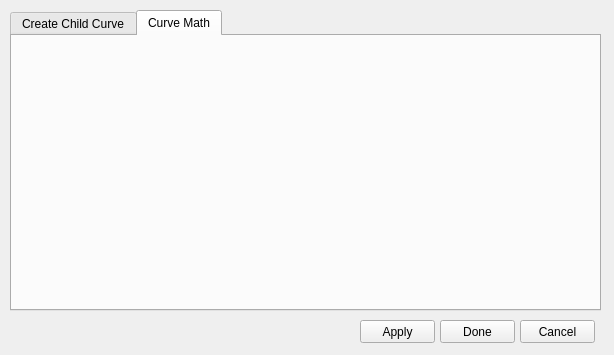
Old version of the form curveproperties.ui in the repository d-wizard/plotter.
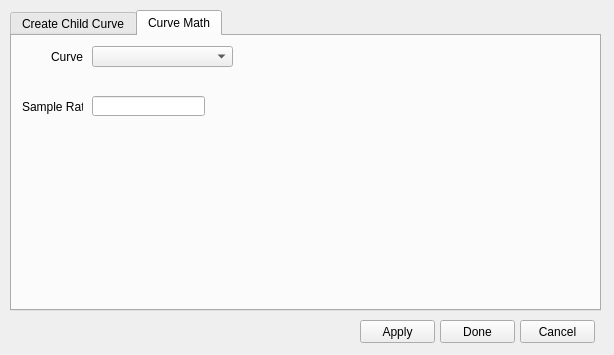
New version of the form. The open tabs and pages were chosen to show the change.

Commit message:
Math tab Source curve combo works.
Original Commit Rev: 1418 | 2014-03-23 21:11:29 -0500 (Sun, 23 Mar 2014)

What changed in the file:
```diff
--- a/curveproperties.ui
+++ b/curveproperties.ui
@@ -175,6 +175,55 @@
     <attribute name="title">
      <string>Curve Math</string>
     </attribute>
+    <widget class="QLineEdit" name="txtSampleRate">
+     <property name="geometry">
+      <rect>
+       <x>80</x>
+       <y>60</y>
+       <width>113</width>
+       <height>20</height>
+      </rect>
+     </property>
+    </widget>
+    <widget class="QLabel" name="label">
+     <property name="geometry">
+      <rect>
+       <x>10</x>
+       <y>60</y>
+       <width>61</width>
+       <height>21</height>
+      </rect>
+     </property>
+     <property name="text">
+      <string>Sample Rate</string>
+     </property>
+    </widget>
+    <widget class="QLabel" name="lblSrcCurve">
+     <property name="geometry">
+      <rect>
+       <x>0</x>
+       <y>10</y>
+       <width>71</width>
+       <height>21</height>
+      </rect>
+     </property>
+     <property name="text">
+      <string>Curve</string>
+     </property>
+     <property name="alignment">
+      <set>Qt::AlignRight|Qt::AlignTrailing|Qt::AlignVCenter</set>
+     </property>
+    </widget>
+    <widget class="QComboBox" name="cmbSrcCurve_math">
+     <property name="geometry">
+      <rect>
+       <x>80</x>
+       <y>10</y>
+       <width>141</width>
+       <height>21</height>
+      </rect>
+     </property>
+    </widget>
    </widget>
   </widget>
   <widget class="QPushButton" name="cmdApply">
```
Left out of the diff: 2 changed lines with no effect on the pictures. The commit also changes 2 other files.
